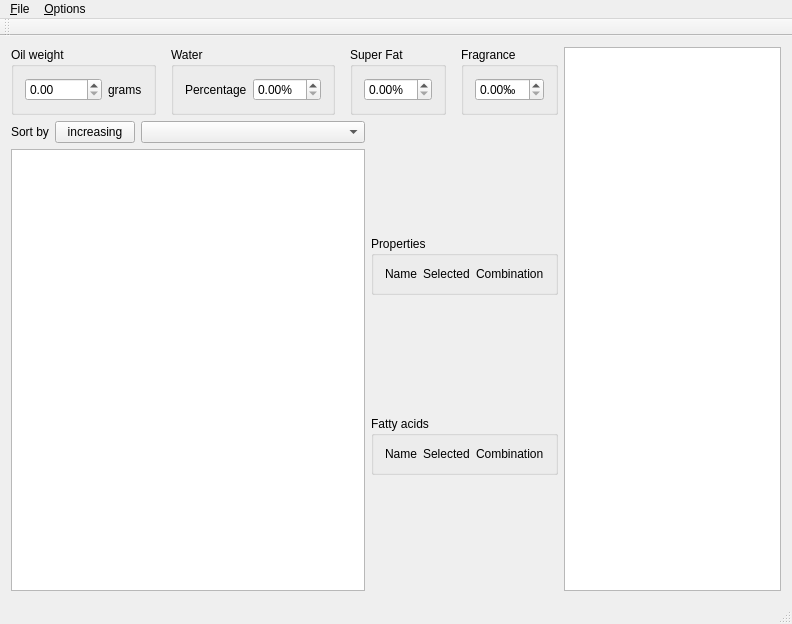
This is mainwindow.ui in Cat-Ion/soap as Qt 5 draws it before an edit. The edited form follows.
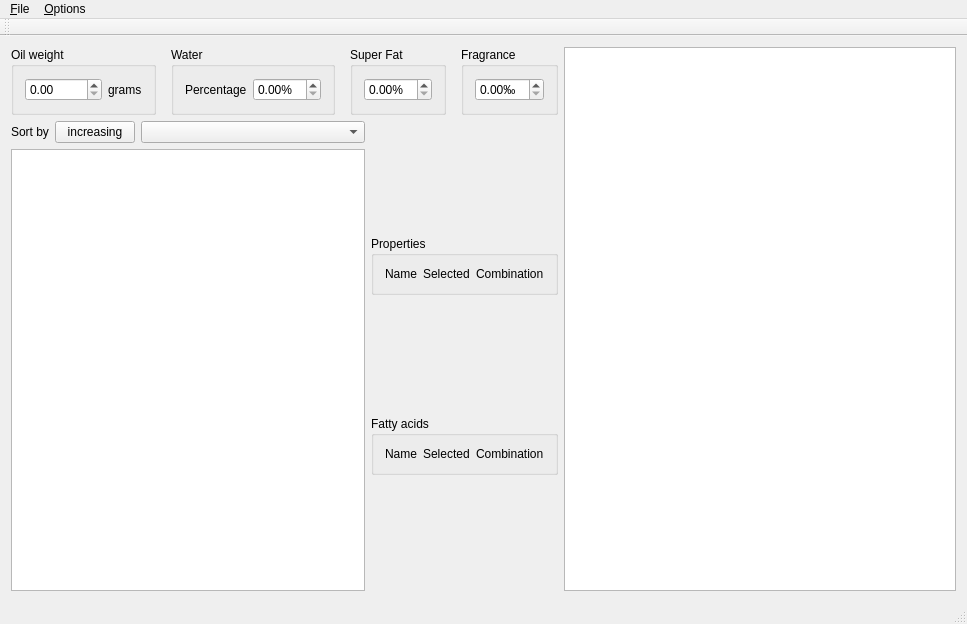
This is the edited form.

Commit message: Fiddled with the window and oil list width a bit

The edit to the form file:
```diff
--- a/mainwindow.ui
+++ b/mainwindow.ui
@@ -6,7 +6,7 @@
    <rect>
     <x>0</x>
     <y>0</y>
-    <width>792</width>
+    <width>967</width>
     <height>624</height>
    </rect>
   </property>
@@ -320,7 +320,7 @@
     <rect>
      <x>0</x>
      <y>0</y>
-     <width>792</width>
+     <width>967</width>
      <height>19</height>
     </rect>
    </property>
```
Left out of the diff: 15 changed lines with no effect on the pictures.
